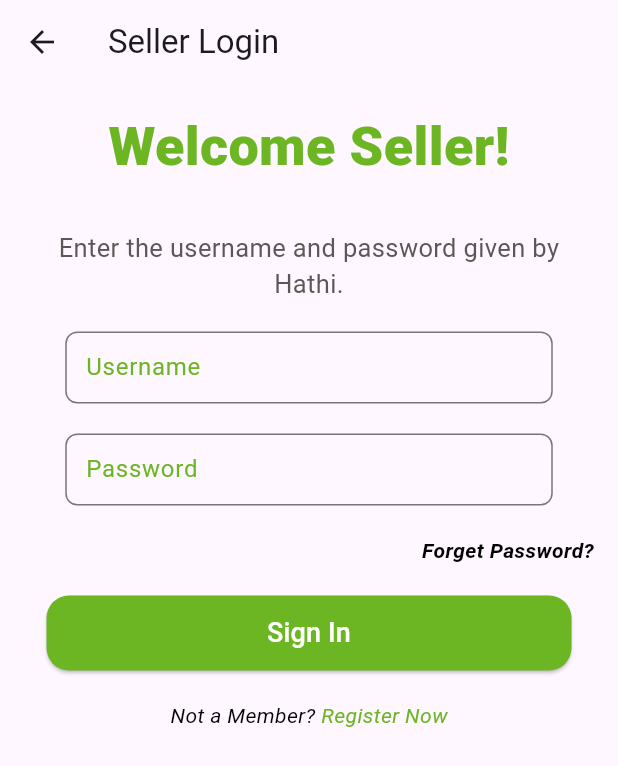
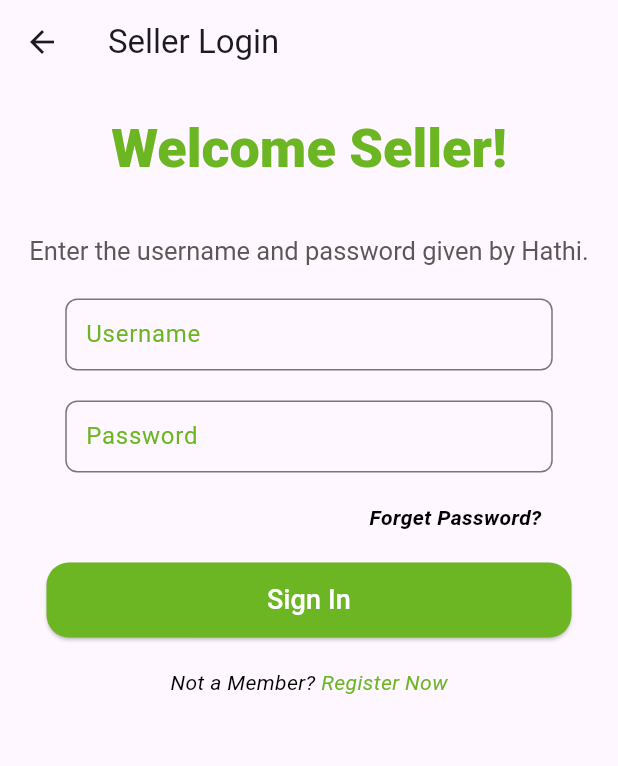
Before and after one commit to RuvindiWickramasinghe/HathiApp, a Flutter app: the SellerLoginPage screen opened directly, on a phone screen of 412 x 824 dp. Shown: the top 766 px of the screen. Run offline on Flutter 3.47's test engine with Material 3 defaults, Android fonts, the phone set to English and light mode, and no system bars; our stand-ins replace cloud_firestore, firebase_auth, firebase_core, firebase_storage, image_picker, permission_handler; missing offline and left inert: flutter_stripe, hathi_app; accounts and stored records are empty; Roboto replaces fonts that are missing (Poppins); statements that could not run were skipped.

Commit message:
Update seller_login.dart

```diff
--- a/lib/seller_login.dart
+++ b/lib/seller_login.dart
@@ -1,12 +1,11 @@
-
 import 'package:firebase_auth/firebase_auth.dart';
 import 'package:flutter/material.dart';
 
-import 'seller_ads.dart'; // Updated file name to match convention
-import 'seller_registration.dart'; // Updated file name to match convention
+import 'sellerAds.dart';
+import 'sellerReg.dart';
 
 class SellerLoginPage extends StatefulWidget {
-  const SellerLoginPage({Key? key}) : super(key: key); // Fixed constructor
+  const SellerLoginPage({super.key});
 
   @override
   _SellerLoginPageState createState() => _SellerLoginPageState();
@@ -29,8 +28,9 @@ class _SellerLoginPageState extends State<SellerLoginPage> {
         password: password,
       );
 
-      // For demonstration purpose, assuming all users are sellers
-      bool isSeller = true;
+      // Check if the user is a seller (You may need to store user roles in Firestore and check here)
+      bool isSeller =
+          true; // For demonstration purpose, assuming all users are sellers
 
       // Navigate to appropriate page based on user type
       if (isSeller) {
@@ -45,7 +45,7 @@ class _SellerLoginPageState extends State<SellerLoginPage> {
       // Display error message
       ScaffoldMessenger.of(context).showSnackBar(
         SnackBar(
-          content: Text('Failed to sign in: $e'), // Improved error message
+          content: Text('Failed to sign in: $e'),
           backgroundColor: Colors.red,
         ),
       );
@@ -72,44 +72,94 @@ class _SellerLoginPageState extends State<SellerLoginPage> {
             child: Column(
               mainAxisAlignment: MainAxisAlignment.center,
               children: <Widget>[
-                Text(
+                const Text(
                   'Welcome Seller!',
                   style: TextStyle(
                     fontFamily: 'Poppins',
                     fontSize: 36.0,
                     fontWeight: FontWeight.w800,
-                    color: const Color(0xFF6CB523),
+                    color: Color(0xFF6CB523),
+                    height: 54.0 / 36.0, // Line height
+                    letterSpacing: 0.0,
                   ),
                 ),
                 const SizedBox(
                   height: 30.0,
                 ),
-                Text(
+                const Text(
                   'Enter the username and password given by Hathi.',
                   style: TextStyle(
                     fontSize: 17.0,
                     fontFamily: 'Poppins',
                     fontWeight: FontWeight.w400,
-                    color: const Color.fromARGB(255, 92, 87, 87),
+                    color: Color.fromARGB(255, 92, 87, 87),
+                    height: 23.0 / 17.0,
+                    letterSpacing: 0.0,
                   ),
                   textAlign: TextAlign.center,
                 ),
                 const SizedBox(height: 20.0),
-                _buildTextField(
+                SizedBox(
+                  width: 325.0,
+                  child: TextField(
                     controller: usernameController,
+                    decoration: InputDecoration(
                       labelText: 'Username',
+                      labelStyle: const TextStyle(
+                        color: Color(0xFF6CB523),
+                      ),
+                      border: OutlineInputBorder(
+                        borderRadius: BorderRadius.circular(8.0),
+                        borderSide: const BorderSide(color: Color(0xFF6CB523)),
+                      ),
+                      focusedBorder: OutlineInputBorder(
+                        borderRadius: BorderRadius.circular(10.0),
+                        borderSide: const BorderSide(
+                          color: Color(0xFF6CB523),
+                        ),
+                      ),
+                      contentPadding:
+                          const EdgeInsets.symmetric(horizontal: 10.0),
+                    ),
+                    textAlign: TextAlign.center,
+                  ),
                 ),
                 const SizedBox(height: 20.0),
-                _buildTextField(
+                SizedBox(
+                  width: 325.0,
+                  child: TextField(
                     controller: passwordController,
+                    decoration: InputDecoration(
                       labelText: 'Password',
-                  obscureText: true,
+                      labelStyle: const TextStyle(
+                        color: Color(0xFF6CB523),
+                      ),
+                      border: OutlineInputBorder(
+                        borderRadius: BorderRadius.circular(8.0),
+                        borderSide: const BorderSide(color: Color(0xFF6CB523)),
+                      ),
+                      focusedBorder: OutlineInputBorder(
+                        borderRadius: BorderRadius.circular(10.0),
+                        borderSide: const BorderSide(
+                          color: Color(0xFF6CB523),
+                        ),
+                      ),
+                      contentPadding:
+                          const EdgeInsets.symmetric(horizontal: 10.0),
+                    ),
+                    obscureText: true, // Hide the password
+                    textAlign: TextAlign.center,
+                  ),
                 ),
                 const SizedBox(height: 20.0),
-                Row(
+                Padding(
+                  padding: const EdgeInsets.only(right: 35.0),
+                  child: Row(
                     mainAxisAlignment: MainAxisAlignment.end,
                     children: [
-                    GestureDetector(
+                      MouseRegion(
+                        cursor: SystemMouseCursors.click,
+                        child: GestureDetector(
                           onTap: () {
                             // Add functionality for "Forget Password"
                           },
@@ -119,14 +169,17 @@ class _SellerLoginPageState extends State<SellerLoginPage> {
                                 color: Colors.black,
                                 fontStyle: FontStyle.italic,
                                 fontWeight: FontWeight.bold,
-                          fontFamily: 'Poppins',
+                                fontFamily: 'Poppins'),
                           ),
                         ),
                       ),
                     ],
                   ),
+                ),
                 const SizedBox(height: 20.0),
-                ElevatedButton(
+                MouseRegion(
+                  cursor: SystemMouseCursors.click,
+                  child: ElevatedButton(
                     onPressed: _isLoading
                         ? null
                         : () {
@@ -166,6 +219,7 @@ class _SellerLoginPageState extends State<SellerLoginPage> {
                             ),
                           ),
                   ),
+                ),
                 const SizedBox(height: 20.0),
                 Row(
                   mainAxisAlignment: MainAxisAlignment.center,
@@ -173,16 +227,26 @@ class _SellerLoginPageState extends State<SellerLoginPage> {
                     const Text(
                       'Not a Member? ',
                       style: TextStyle(
-                        color: Colors.black,
-                        fontStyle: FontStyle.italic,
+                          color: Colors.black, fontStyle: FontStyle.italic),
                     ),
-                    ),
-                    GestureDetector(
+                    MouseRegion(
+                      cursor: SystemMouseCursors.click,
+                      child: GestureDetector(
                         onTap: () {
                           Navigator.push(
                             context,
                             MaterialPageRoute(
-                            builder: (context) => SellerReg(),
+                              builder: (context) => SellerReg(key: GlobalKey()),
+                            ), // Using a different name for the destination page
+                          );
+                        },
+                        child: GestureDetector(
+                          onTap: () {
+                            Navigator.push(
+                              context,
+                              MaterialPageRoute(
+                                builder: (context) =>
+                                    SellerReg(key: GlobalKey()),
                               ),
                             );
                           },
@@ -190,7 +254,8 @@ class _SellerLoginPageState extends State<SellerLoginPage> {
                             'Register Now',
                             style: TextStyle(
                                 color: Color(0xFF6CB523),
-                          fontStyle: FontStyle.italic,
+                                fontStyle: FontStyle.italic),
+                          ),
                         ),
                       ),
                     ),
@@ -203,36 +268,4 @@ class _SellerLoginPageState extends State<SellerLoginPage> {
       ),
     );
   }
-
-  Widget _buildTextField({
-    required TextEditingController controller,
-    required String labelText,
-    bool obscureText = false,
-  }) {
-    return SizedBox(
-      width: 325.0,
-      child: TextField(
-        controller: controller,
-        decoration: InputDecoration(
-          labelText: labelText,
-          labelStyle: const TextStyle(
-            color: Color(0xFF6CB523),
-          ),
-          border: OutlineInputBorder(
-            borderRadius: BorderRadius.circular(8.0),
-            borderSide: const BorderSide(color: Color(0xFF6CB523)),
-          ),
-          focusedBorder: OutlineInputBorder(
-            borderRadius: BorderRadius.circular(10.0),
-            borderSide: const BorderSide(
-              color: Color(0xFF6CB523),
-            ),
-          ),
-          contentPadding: const EdgeInsets.symmetric(horizontal: 10.0),
-        ),
-        obscureText: obscureText,
-        textAlign: TextAlign.center,
-      ),
-    );
 }
-}
```
Lines whose indentation alone changed are shown as unchanged.
